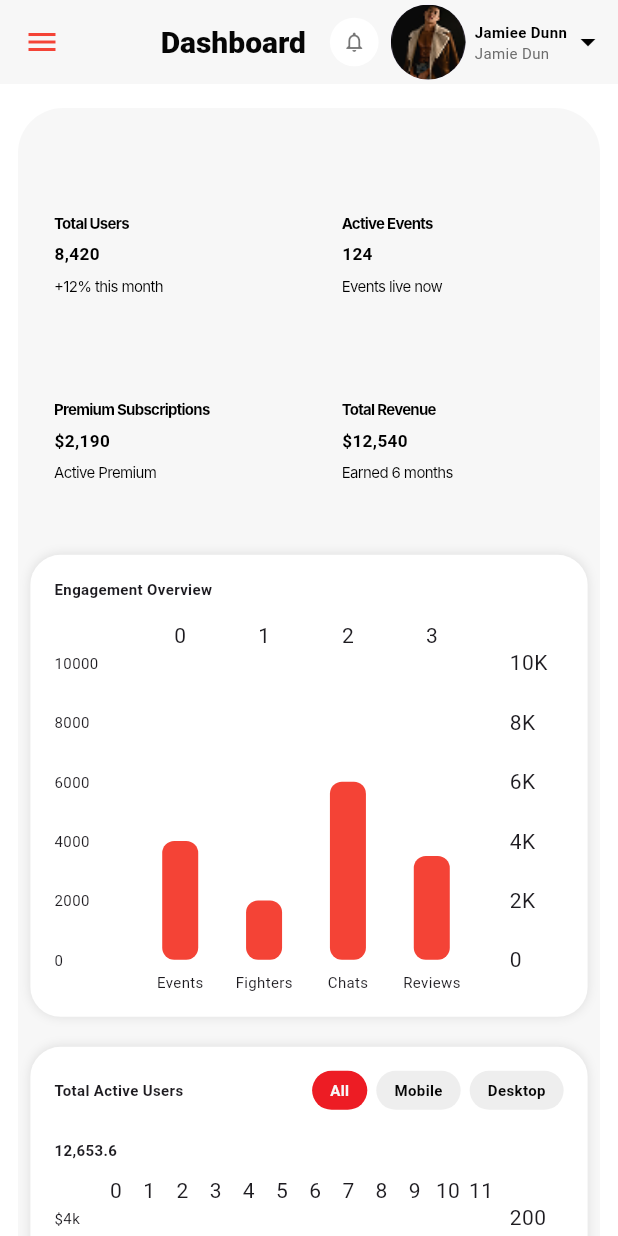
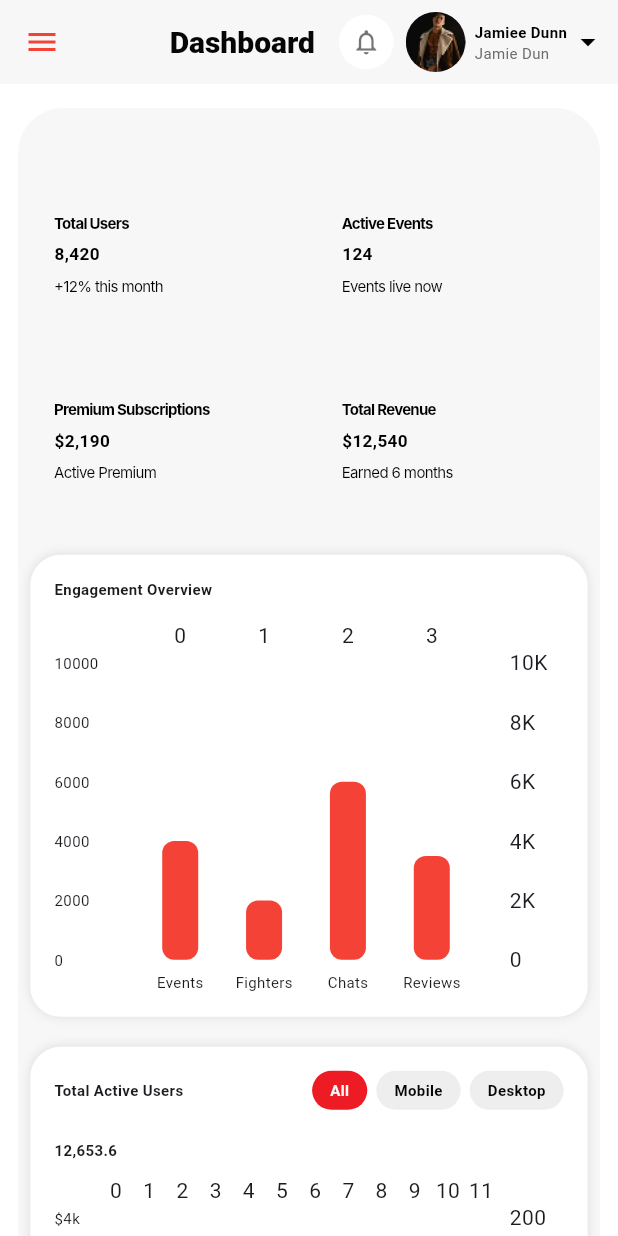
Before and after one commit to jasonapp2244/Cage_Connect_Dashboard, a Flutter app: the ResponsiveHomeScreen screen opened by its route, on a phone screen of 412 x 824 dp. Run offline on Flutter 3.47's test engine with Material 3 defaults, Android fonts, the light colour scheme and no system bars; drawn by our look-alikes of fl_chart; our stand-ins replace syncfusion_flutter_charts, syncfusion_flutter_datagrid; Roboto replaces fonts that are missing (Clash Display, Inter).

Commit message:
app fixed

```diff
--- a/lib/widgets/custom_profile.dart
+++ b/lib/widgets/custom_profile.dart
@@ -38,7 +38,7 @@ class CustomProfileWidget extends StatelessWidget {
             child: Icon(
               notificationIcon,
               color: notificationIconColor,
-              size: 16,
+              size: 20,
             ),
           ),
 
@@ -49,7 +49,7 @@ class CustomProfileWidget extends StatelessWidget {
             children: <Widget>[
               // Avatar
               CircleAvatar(
-                radius: 25,
+                radius: 20,
                 backgroundImage: AssetImage(avatarImagePath),
               ),
 
```
